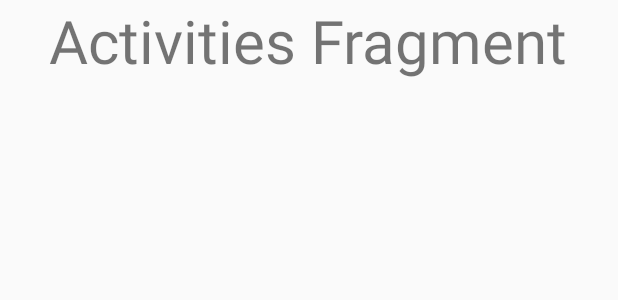
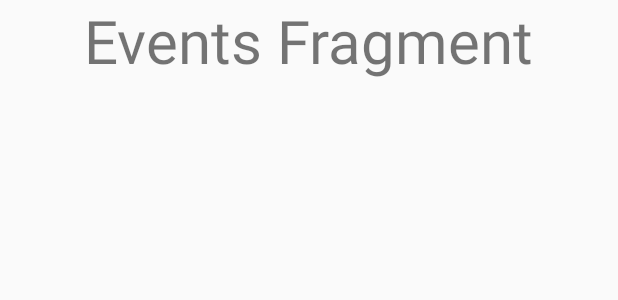
Before and after one commit to NaderRaida/BenaaCenterApp, an Android app: the layout fragment_events.xml on its own in the app's theme, with its tools: preview values and no code run, on a phone screen of 412 x 824 dp. Shown: the top 300 px of the screen. Run offline under Robolectric (Android 15) with nearby library versions, the light colour scheme and no system bars.

Commit message:
Rename of some things

```diff
--- a/app/src/main/java/com/goldcode/naderwalid/benaapp/ActivitiesFragment.java
+++ b/app/src/main/java/com/goldcode/naderwalid/benaapp/EventsFragment.java
@@ -1,6 +1,5 @@
 package com.goldcode.naderwalid.benaapp;
 
-import android.app.Fragment;
 import android.os.Bundle;
 import android.support.annotation.Nullable;
 import android.view.LayoutInflater;
@@ -11,12 +10,12 @@ import android.view.ViewGroup;
  * Created by NaderWalid on 7/16/2018.
  */
 
-public class ActivitiesFragment extends android.support.v4.app.Fragment {
+public class EventsFragment extends android.support.v4.app.Fragment {
 
     @Nullable
     @Override
     public View onCreateView(LayoutInflater inflater, @Nullable ViewGroup container, @Nullable Bundle savedInstanceState) {
-        return inflater.inflate(R.layout.fragment_activities,container,false);
+        return inflater.inflate(R.layout.fragment_events, container, false);
 
     }
 }
--- a/app/src/main/res/layout/fragment_activities.xml
+++ b/app/src/main/res/layout/fragment_events.xml
@@ -7,7 +7,7 @@
     <TextView
         android:layout_width="wrap_content"
         android:layout_height="wrap_content"
-        android:text="Activities Fragment"
+        android:text="Events Fragment"
         android:textSize="40sp"
         android:layout_gravity="center"
 
```
Also changed, not shown: app/src/main/java/com/goldcode/naderwalid/benaapp/Adapters/MyPagerAdapter.java (+10 -10 lines).
